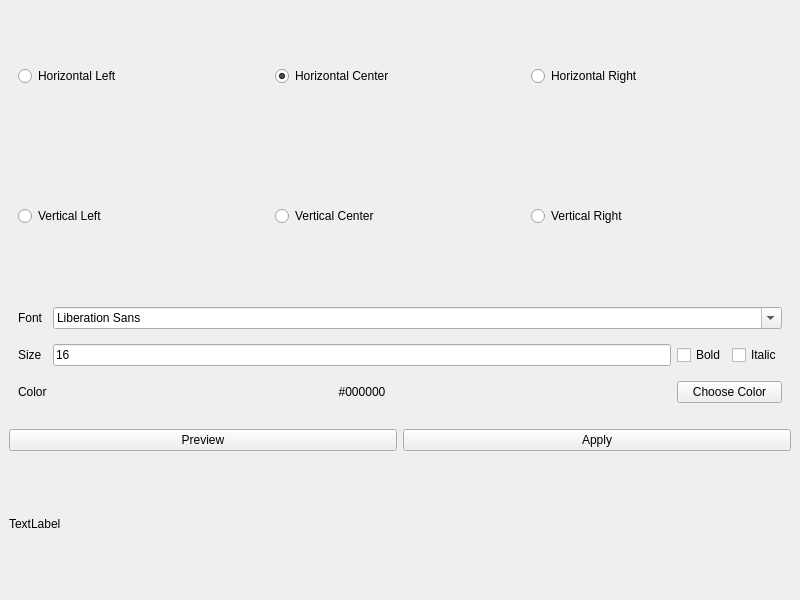
Old version of the form src/settingwindow.ui in the repository SmileYik/lyric-for-musicfox.
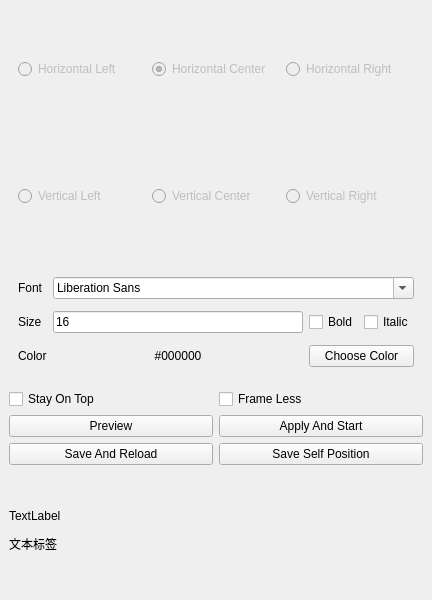
New version of the form.

Commit message: 修改歌词文本渲染 & 更改设定窗口

Patch:
```diff
--- a/src/settingwindow.ui
+++ b/src/settingwindow.ui
@@ -6,7 +6,7 @@
    <rect>
     <x>0</x>
     <y>0</y>
-    <width>800</width>
+    <width>432</width>
     <height>600</height>
    </rect>
   </property>
@@ -17,6 +17,12 @@
    <layout class="QGridLayout" name="gridLayout_2">
     <item row="0" column="0" colspan="2">
      <widget class="QWidget" name="widget" native="true">
+      <property name="enabled">
+       <bool>false</bool>
+      </property>
+      <property name="toolTip">
+       <string>Deprecated</string>
+      </property>
       <layout class="QHBoxLayout" name="horizontalLayout">
        <item>
         <widget class="QRadioButton" name="radioButtonHLeft">
@@ -47,6 +53,12 @@
     </item>
     <item row="1" column="0" colspan="2">
      <widget class="QWidget" name="widget_2" native="true">
+      <property name="enabled">
+       <bool>false</bool>
+      </property>
+      <property name="toolTip">
+       <string>Deprecated</string>
+      </property>
       <layout class="QHBoxLayout" name="horizontalLayout_2">
        <item>
         <widget class="QRadioButton" name="radioButtonVLeft">
@@ -141,23 +153,63 @@
      </widget>
     </item>
     <item row="3" column="0">
+     <widget class="QCheckBox" name="checkBoxStayOnTop">
+      <property name="toolTip">
+       <string>设定窗口是否置顶，仅发送信号至正在运行中的歌词窗口，不保存配置信息到本地中</string>
+      </property>
+      <property name="text">
+       <string>Stay On Top</string>
+      </property>
+     </widget>
+    </item>
+    <item row="3" column="1">
+     <widget class="QCheckBox" name="checkBoxFrameLess">
+      <property name="toolTip">
+       <string>设定窗口是否拥有边框，仅发送信号至正在运行中的歌词窗口，不保存配置信息到本地中</string>
+      </property>
+      <property name="text">
+       <string>Frame Less</string>
+      </property>
+     </widget>
+    </item>
+    <item row="4" column="0">
      <widget class="QPushButton" name="pushButtonPreview">
       <property name="text">
        <string>Preview</string>
       </property>
      </widget>
     </item>
-    <item row="3" column="1">
+    <item row="4" column="1">
      <widget class="QPushButton" name="pushButtonApply">
       <property name="text">
-       <string>Apply</string>
+       <string>Apply And Start</string>
       </property>
      </widget>
     </item>
-    <item row="4" column="0" colspan="2">
+    <item row="5" column="0">
+     <widget class="QPushButton" name="pushButtonReload">
+      <property name="toolTip">
+       <string>保存配置文件，发送重载信号至正在运行中的歌词窗口中</string>
+      </property>
+      <property name="text">
+       <string>Save And Reload</string>
+      </property>
+     </widget>
+    </item>
+    <item row="5" column="1">
+     <widget class="QPushButton" name="pushButtonSaveSelf">
+      <property name="toolTip">
+       <string>发送保存位置信息信号至正在运行中的歌词窗口中</string>
+      </property>
+      <property name="text">
+       <string>Save Self Position</string>
+      </property>
+     </widget>
+    </item>
+    <item row="6" column="0" colspan="2">
      <widget class="QLabel" name="labelPreview">
       <property name="text">
-       <string>TextLabel</string>
+       <string>&lt;html&gt;&lt;head/&gt;&lt;body&gt;&lt;p&gt;TextLabel&lt;/p&gt;&lt;p&gt;文本标签&lt;/p&gt;&lt;/body&gt;&lt;/html&gt;</string>
       </property>
      </widget>
     </item>
```
Left out of the diff: 8 changed lines with no effect on the pictures. The commit also changes 14 other files.
